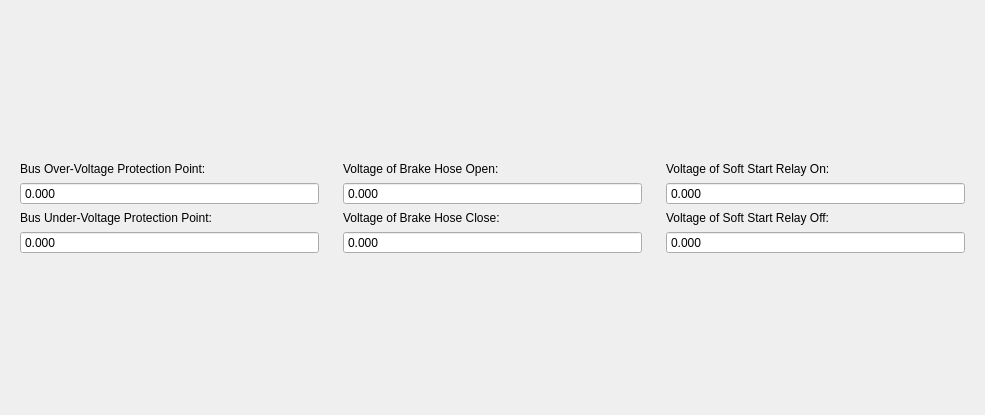
Qt form Libs/UI/UiPower/graphpower129.ui (tiangaomingjing/ServoDriveTech) before a commit.
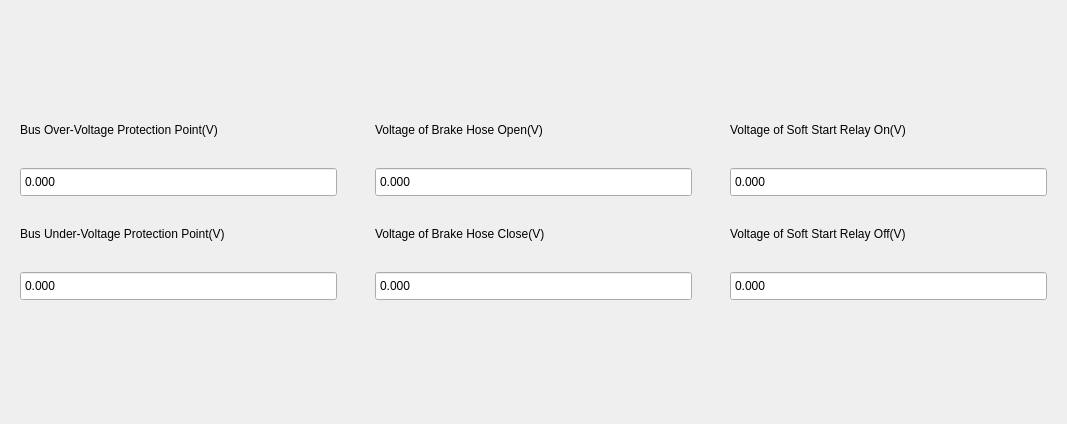
The same form after that commit.

Patch:
```diff
--- a/Libs/UI/UiPower/graphpower129.ui
+++ b/Libs/UI/UiPower/graphpower129.ui
@@ -6,43 +6,55 @@
    <rect>
     <x>0</x>
     <y>0</y>
-    <width>985</width>
-    <height>415</height>
+    <width>1067</width>
+    <height>424</height>
    </rect>
   </property>
   <property name="windowTitle">
    <string>Form</string>
   </property>
-  <layout class="QVBoxLayout" name="verticalLayout_8">
+  <layout class="QVBoxLayout" name="verticalLayout_10">
    <item>
-    <spacer name="verticalSpacer">
+    <spacer name="verticalSpacer_2">
      <property name="orientation">
       <enum>Qt::Vertical</enum>
      </property>
      <property name="sizeHint" stdset="0">
       <size>
        <width>20</width>
-       <height>110</height>
+       <height>99</height>
       </size>
      </property>
     </spacer>
    </item>
    <item>
     <layout class="QHBoxLayout" name="horizontalLayout">
+     <property name="spacing">
+      <number>20</number>
+     </property>
      <item>
       <widget class="QWidget" name="widget" native="true">
        <layout class="QVBoxLayout" name="verticalLayout_3">
+        <property name="spacing">
+         <number>30</number>
+        </property>
         <item>
-         <layout class="QVBoxLayout" name="verticalLayout_2">
+         <layout class="QVBoxLayout" name="verticalLayout">
           <item>
            <widget class="QLabel" name="label_pwrBusOver">
             <property name="text">
-             <string>Bus Over-Voltage Protection Point:</string>
+             <string>Bus Over-Voltage Protection Point(V)</string>
             </property>
            </widget>
           </item>
           <item>
            <widget class="QDoubleSpinBox" name="dSpinBox_pwrBusOver">
+            <property name="minimumSize">
+             <size>
+              <width>0</width>
+              <height>30</height>
+             </size>
+            </property>
             <property name="cursor">
              <cursorShape>ArrowCursor</cursorShape>
             </property>
@@ -63,16 +75,22 @@
          </layout>
         </item>
         <item>
-         <layout class="QVBoxLayout" name="verticalLayout">
+         <layout class="QVBoxLayout" name="verticalLayout_2">
           <item>
            <widget class="QLabel" name="label_pwrBusUnder">
             <property name="text">
-             <string>Bus Under-Voltage Protection Point:</string>
+             <string>Bus Under-Voltage Protection Point(V)</string>
             </property>
            </widget>
           </item>
           <item>
            <widget class="QDoubleSpinBox" name="dSpinBox_pwrBusUnder">
+            <property name="minimumSize">
+             <size>
+              <width>0</width>
+              <height>30</height>
+             </size>
+            </property>
             <property name="buttonSymbols">
              <enum>QAbstractSpinBox::NoButtons</enum>
             </property>
@@ -90,19 +108,28 @@
       </widget>
      </item>
      <item>
-      <widget class="QWidget" name="widget_2" native="true">
-       <layout class="QGridLayout" name="gridLayout">
-        <item row="0" column="0">
+      <widget class="QWidget" name="widget_pwrBrake" native="true">
+       <layout class="QVBoxLayout" name="verticalLayout_6">
+        <property name="spacing">
+         <number>30</number>
+        </property>
+        <item>
          <layout class="QVBoxLayout" name="verticalLayout_4">
           <item>
            <widget class="QLabel" name="label_pwrBrakeOpen">
             <property name="text">
-             <string>Voltage of Brake Hose Open:</string>
+             <string>Voltage of Brake Hose Open(V)</string>
             </property>
            </widget>
           </item>
           <item>
            <widget class="QDoubleSpinBox" name="dSpinBox_pwrBrakeOpen">
+            <property name="minimumSize">
+             <size>
+              <width>0</width>
+              <height>30</height>
+             </size>
+            </property>
             <property name="buttonSymbols">
              <enum>QAbstractSpinBox::NoButtons</enum>
             </property>
@@ -116,17 +143,23 @@
           </item>
          </layout>
         </item>
-        <item row="1" column="0">
+        <item>
          <layout class="QVBoxLayout" name="verticalLayout_5">
           <item>
            <widget class="QLabel" name="label_pwrBrakeClose">
             <property name="text">
-             <string>Voltage of Brake Hose Close:</string>
+             <string>Voltage of Brake Hose Close(V)</string>
             </property>
            </widget>
           </item>
           <item>
            <widget class="QDoubleSpinBox" name="dSpinBox_pwrBrakeClose">
+            <property name="minimumSize">
+             <size>
+              <width>0</width>
+              <height>30</height>
+             </size>
+            </property>
             <property name="buttonSymbols">
              <enum>QAbstractSpinBox::NoButtons</enum>
             </property>
@@ -144,19 +177,28 @@
       </widget>
      </item>
      <item>
-      <widget class="QWidget" name="widget_3" native="true">
-       <layout class="QGridLayout" name="gridLayout_2">
-        <item row="0" column="0">
-         <layout class="QVBoxLayout" name="verticalLayout_6">
+      <widget class="QWidget" name="widget_pwrRelay" native="true">
+       <layout class="QVBoxLayout" name="verticalLayout_9">
+        <property name="spacing">
+         <number>30</number>
+        </property>
+        <item>
+         <layout class="QVBoxLayout" name="verticalLayout_7">
           <item>
            <widget class="QLabel" name="label_pwrRelayOn">
             <property name="text">
-             <string>Voltage of Soft Start Relay On:</string>
+             <string>Voltage of Soft Start Relay On(V)</string>
             </property>
            </widget>
           </item>
           <item>
            <widget class="QDoubleSpinBox" name="dSpinBox_pwrRelayOn">
+            <property name="minimumSize">
+             <size>
+              <width>0</width>
+              <height>30</height>
+             </size>
+            </property>
             <property name="buttonSymbols">
              <enum>QAbstractSpinBox::NoButtons</enum>
             </property>
@@ -170,17 +212,23 @@
           </item>
          </layout>
         </item>
-        <item row="1" column="0">
-         <layout class="QVBoxLayout" name="verticalLayout_7">
+        <item>
+         <layout class="QVBoxLayout" name="verticalLayout_8">
           <item>
            <widget class="QLabel" name="label_pwrRelayOff">
             <property name="text">
-             <string>Voltage of Soft Start Relay Off:</string>
+             <string>Voltage of Soft Start Relay Off(V)</string>
             </property>
            </widget>
           </item>
           <item>
            <widget class="QDoubleSpinBox" name="dSpinBox_pwrRelayOff">
+            <property name="minimumSize">
+             <size>
+              <width>0</width>
+              <height>30</height>
+             </size>
+            </property>
             <property name="buttonSymbols">
              <enum>QAbstractSpinBox::NoButtons</enum>
             </property>
@@ -200,14 +248,14 @@
     </layout>
    </item>
    <item>
-    <spacer name="verticalSpacer_2">
+    <spacer name="verticalSpacer">
      <property name="orientation">
       <enum>Qt::Vertical</enum>
      </property>
      <property name="sizeHint" stdset="0">
       <size>
        <width>20</width>
-       <height>110</height>
+       <height>99</height>
       </size>
      </property>
     </spacer>
```
Left out of the diff: 2 changed lines with no effect on the pictures.
